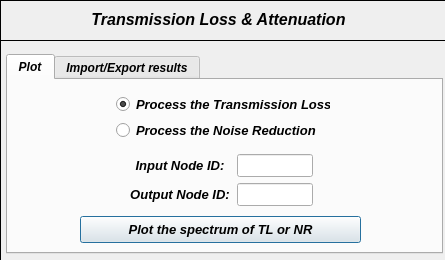
First picture: the form in pulse/uix/user_input/ui/plot_TL_NR_Input.ui, repository open-pulse/OpenPulse, before the edit.
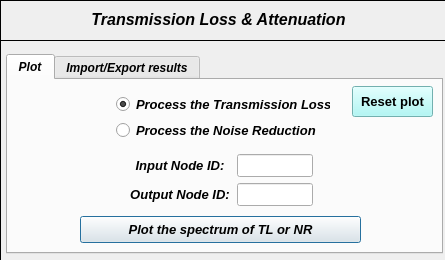
Second picture: the form after the edit. Icons and pictures are not drawn.

Commit message: Reset plot - TL/NR

```diff
--- a/pulse/uix/user_input/ui/plot_TL_NR_Input.ui
+++ b/pulse/uix/user_input/ui/plot_TL_NR_Input.ui
@@ -349,6 +349,29 @@
         <string>Plot the spectrum of TL or NR</string>
        </property>
       </widget>
+      <widget class="QToolButton" name="toolButton_ResetPlot">
+       <property name="geometry">
+        <rect>
+         <x>344</x>
+         <y>6</y>
+         <width>81</width>
+         <height>31</height>
+        </rect>
+       </property>
+       <property name="font">
+        <font>
+         <pointsize>10</pointsize>
+         <weight>75</weight>
+         <bold>true</bold>
+        </font>
+       </property>
+       <property name="styleSheet">
+        <string notr="true">background-color: rgb(159, 247, 245);</string>
+       </property>
+       <property name="text">
+        <string>Reset plot</string>
+       </property>
+      </widget>
      </widget>
      <widget class="QWidget" name="tab_export_import">
       <attribute name="title">
```
The commit also changes 1 other file.
